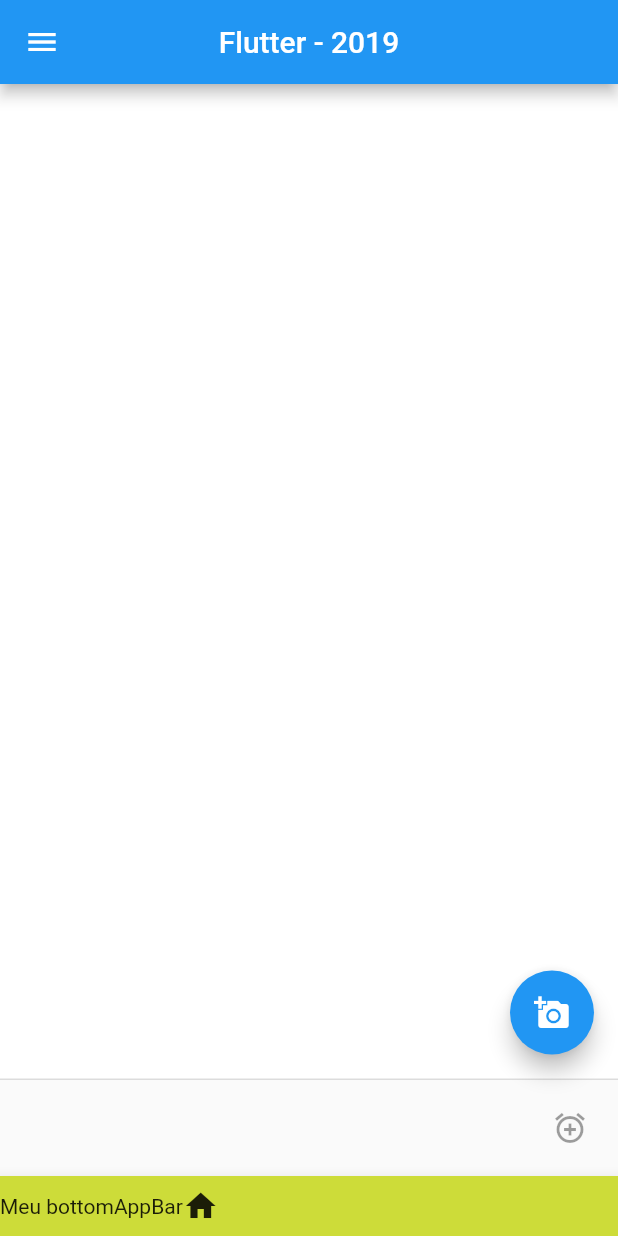
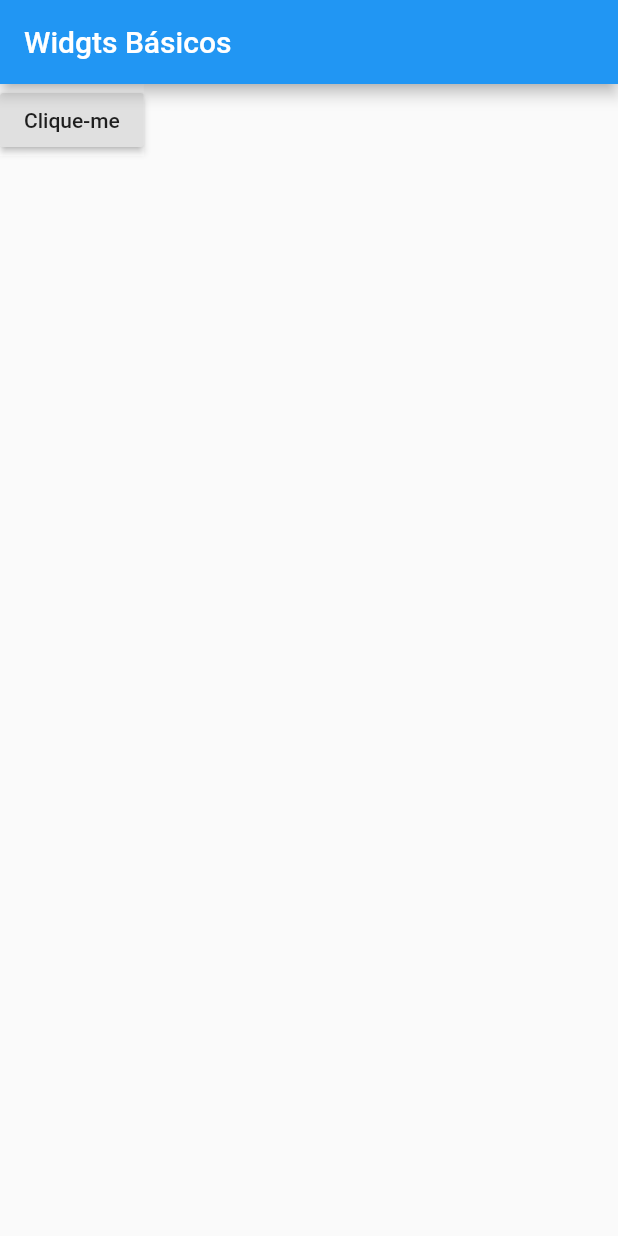
Before and after one commit to PaivaJudson/widget_scaffold, a Flutter app: the screen it shows after launch, on a phone screen of 412 x 824 dp. Run offline on Flutter 3.47's test engine with Material 2 defaults, Android fonts, the phone set to English and light mode, and no system bars.

Commit message:
Trabalhando com Widgets Text e Raised Button

```diff
--- a/lib/main.dart
+++ b/lib/main.dart
@@ -1,53 +1,46 @@
 import 'package:flutter/material.dart';
+import 'package:hello_world/widget_scaffold.dart';
+import 'package:hello_world/widget_text.dart';
 
 void main() {
   runApp(MyApp());
 }
 
-
-class MyApp extends StatelessWidget{
+class MyApp extends StatelessWidget {
   @override
   Widget build(BuildContext context) {
     return MaterialApp(
       debugShowCheckedModeBanner: false,
       title: "App Widget",
-      home: meuWidget(),
+      theme: ThemeData(primaryColor: Colors.blue),
+      home: WidgetsBasicos(),
+    );
+  }
+}
+
+class WidgetsBasicos extends StatelessWidget {
+  @override
+  Widget build(BuildContext context) {
+    return Scaffold(
+      appBar: AppBar(
+        title: const Text("Widgts Básicos"),
+      ),
+      body: Container(
+        color: Colors.white,
+        child: widgetButton(),
+      ),
     );
   }
 
-  meuWidget() {
-    return Scaffold(
-      appBar: AppBar(
-        title: Text("Flutter - 2019"),
-        centerTitle: true,
-      ),
-      body: Container(
-        color: Colors.white,
-      ),
-      drawer: Container(
-        color: Colors.orange,
-      ),
-      floatingActionButton: FloatingActionButton(
-        child: Icon(Icons.add_a_photo),
-        onPressed: () {print("Pressionado");},
-      ),
-      bottomNavigationBar: BottomAppBar(
-        child: Container(
-          height: 40.0,
-          child: Row(
-            children: [
-              Text("Meu bottomAppBar"),
-              Icon(Icons.home),
-            ],
-          ),
-        ),
-        color: Colors.lime,
-      ),
-      persistentFooterButtons: [
-        IconButton(icon: Icon(Icons.add_alarm),
-        onPressed: null,)
-      ],
+  widgetButton() {
+    // ignore: deprecated_member_use
+    return RaisedButton(
+      child: Text("Clique-me"),
+      onPressed: () {
+        print("Pressionado!!");
+       },
     );
   }
 
+
 }
```
Also changed, not shown: lib/widget_scaffold.dart (added, +36 -0 lines), lib/widget_text.dart (added, +18 -0 lines).
